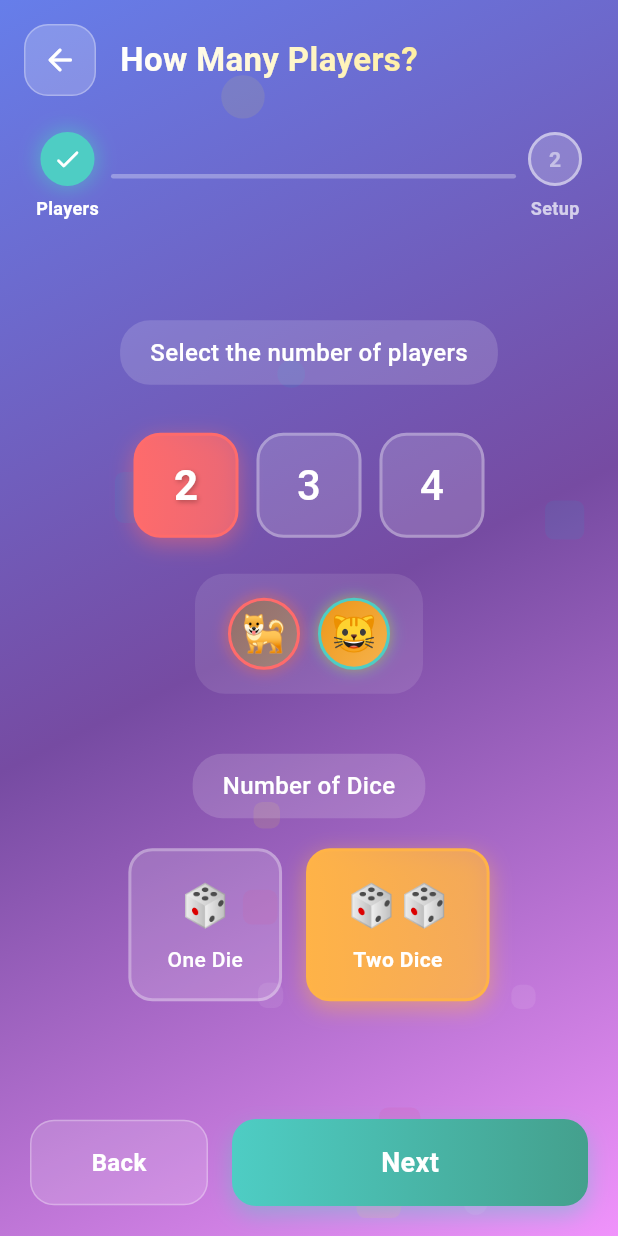
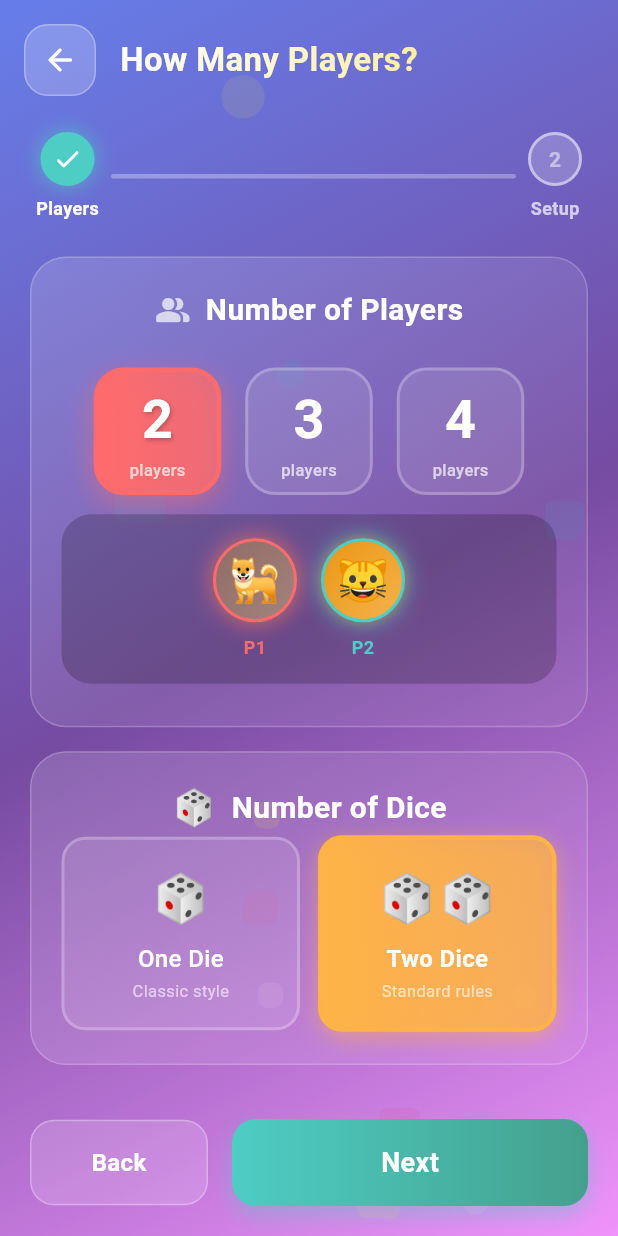
Before and after one commit to TwanstCodess/mm-monopoly, a Flutter app: the screen it shows after launch, after a tap on "New Game", on a phone screen of 412 x 824 dp. Run offline on Flutter 3.47's test engine with Material 3 defaults, Android fonts, the light colour scheme and no system bars; our stand-ins replace audioplayers, image_picker, shared_preferences; Roboto replaces fonts that are missing (Nunito).

Commit message:
redesign: player count screen to fill space better
- Two card sections: Players (top, larger) and Dice (bottom)
- Larger player count buttons (85x85) with 'players' label
- Avatar preview with player labels (P1, P2, etc)
- Dice options as full-width cards with subtitles
- Better vertical distribution using flex

```diff
--- a/lib/screens/game_setup_screen.dart
+++ b/lib/screens/game_setup_screen.dart
@@ -269,22 +269,45 @@ class _GameSetupScreenState extends State<GameSetupScreen> with SingleTickerProv
   }
 
   Widget _buildPlayerCountStep() {
-    return Center(
-      child: SingleChildScrollView(
-        padding: const EdgeInsets.all(24),
+    return Padding(
+      padding: const EdgeInsets.symmetric(horizontal: 20),
       child: Column(
+        children: [
+          const SizedBox(height: 16),
+
+          // Players section - takes most space
+          Expanded(
+            flex: 3,
+            child: Container(
+              width: double.infinity,
+              padding: const EdgeInsets.all(20),
+              decoration: BoxDecoration(
+                gradient: LinearGradient(
+                  begin: Alignment.topLeft,
+                  end: Alignment.bottomRight,
+                  colors: [Colors.white.withOpacity(0.15), Colors.white.withOpacity(0.05)],
+                ),
+                borderRadius: BorderRadius.circular(24),
+                border: Border.all(color: Colors.white.withOpacity(0.2)),
+              ),
+              child: Column(
+                children: [
+                  // Section title
+                  Row(
                     mainAxisAlignment: MainAxisAlignment.center,
                     children: [
-            Container(
-              padding: const EdgeInsets.symmetric(horizontal: 20, vertical: 10),
-              decoration: BoxDecoration(color: Colors.white.withOpacity(0.15), borderRadius: BorderRadius.circular(20)),
-              child: const Text(
-                'Select the number of players',
-                style: TextStyle(color: Colors.white, fontSize: 16, fontWeight: FontWeight.w500),
+                      const Icon(Icons.people_alt_rounded, color: Colors.white70, size: 24),
+                      const SizedBox(width: 10),
+                      const Text(
+                        'Number of Players',
+                        style: TextStyle(color: Colors.white, fontSize: 20, fontWeight: FontWeight.bold),
                       ),
+                    ],
                   ),
-            const SizedBox(height: 32),
-            // Player count selector
+
+                  const SizedBox(height: 24),
+
+                  // Player count buttons - larger
                   Row(
                     mainAxisAlignment: MainAxisAlignment.center,
                     children: List.generate(GameConstants.maxPlayers - 1, (index) {
@@ -293,97 +316,184 @@ class _GameSetupScreenState extends State<GameSetupScreen> with SingleTickerProv
                       final colors = [const Color(0xFFFF6B6B), const Color(0xFF4ECDC4), const Color(0xFFFFE66D)];
                       final color = colors[index % colors.length];
                       return Padding(
-                  padding: const EdgeInsets.symmetric(horizontal: 6),
+                        padding: const EdgeInsets.symmetric(horizontal: 8),
                         child: GestureDetector(
                           onTap: () => _updatePlayerCount(count),
                           child: AnimatedContainer(
                             duration: const Duration(milliseconds: 200),
-                      width: 70,
-                      height: 70,
+                            width: 85,
+                            height: 85,
                             decoration: BoxDecoration(
                               gradient: isSelected ? LinearGradient(colors: [color, color.withOpacity(0.7)]) : null,
-                        color: isSelected ? null : Colors.white.withOpacity(0.15),
-                        borderRadius: BorderRadius.circular(18),
-                        border: Border.all(color: isSelected ? color : Colors.white30, width: 2),
-                        boxShadow: isSelected ? [BoxShadow(color: color.withOpacity(0.5), blurRadius: 12, offset: const Offset(0, 4))] : null,
+                              color: isSelected ? null : Colors.white.withOpacity(0.1),
+                              borderRadius: BorderRadius.circular(20),
+                              border: Border.all(color: isSelected ? color : Colors.white24, width: isSelected ? 3 : 2),
+                              boxShadow: isSelected ? [BoxShadow(color: color.withOpacity(0.5), blurRadius: 16, offset: const Offset(0, 6))] : null,
                             ),
-                      child: Center(
-                        child: Text(
+                            child: Column(
+                              mainAxisAlignment: MainAxisAlignment.center,
+                              children: [
+                                Text(
                                   '$count',
                                   style: TextStyle(
                                     color: Colors.white,
-                            fontSize: 28,
-                            fontWeight: isSelected ? FontWeight.bold : FontWeight.w500,
+                                    fontSize: 36,
+                                    fontWeight: FontWeight.bold,
                                     shadows: isSelected ? [const Shadow(color: Colors.black26, blurRadius: 4, offset: Offset(1, 1))] : null,
                                   ),
                                 ),
+                                Text(
+                                  'players',
+                                  style: TextStyle(
+                                    color: Colors.white.withOpacity(0.7),
+                                    fontSize: 11,
+                                    fontWeight: FontWeight.w500,
+                                  ),
+                                ),
+                              ],
                             ),
                           ),
                         ),
                       );
                     }),
                   ),
-            const SizedBox(height: 24),
-            // Player avatars preview
+
+                  const Spacer(),
+
+                  // Player avatars preview - larger and animated
                   Container(
-              padding: const EdgeInsets.all(16),
-              decoration: BoxDecoration(color: Colors.white.withOpacity(0.1), borderRadius: BorderRadius.circular(20)),
+                    padding: const EdgeInsets.symmetric(horizontal: 24, vertical: 16),
+                    decoration: BoxDecoration(
+                      color: Colors.black.withOpacity(0.2),
+                      borderRadius: BorderRadius.circular(20),
+                    ),
                     child: Row(
-                mainAxisSize: MainAxisSize.min,
+                      mainAxisAlignment: MainAxisAlignment.center,
                       children: List.generate(
                         _playerCount,
                         (index) => Padding(
-                    padding: const EdgeInsets.symmetric(horizontal: 6),
-                    child: Container(
+                          padding: const EdgeInsets.symmetric(horizontal: 8),
+                          child: Column(
+                            mainAxisSize: MainAxisSize.min,
+                            children: [
+                              Container(
                                 decoration: BoxDecoration(
                                   shape: BoxShape.circle,
-                        boxShadow: [BoxShadow(color: _availableColors[index].withOpacity(0.5), blurRadius: 8, spreadRadius: 1)],
+                                  boxShadow: [BoxShadow(color: _availableColors[index].withOpacity(0.6), blurRadius: 12, spreadRadius: 2)],
                                 ),
-                      child: AvatarWidget(avatar: Avatars.forPlayerIndex(index), size: 48, borderColor: _availableColors[index]),
+                                child: AvatarWidget(avatar: Avatars.forPlayerIndex(index), size: 56, borderColor: _availableColors[index]),
+                              ),
+                              const SizedBox(height: 8),
+                              Text(
+                                'P${index + 1}',
+                                style: TextStyle(
+                                  color: _availableColors[index],
+                                  fontSize: 12,
+                                  fontWeight: FontWeight.bold,
+                                ),
+                              ),
+                            ],
                           ),
                         ),
                       ),
                     ),
                   ),
-            const SizedBox(height: 40),
-            // Dice section
-            Container(
-              padding: const EdgeInsets.symmetric(horizontal: 20, vertical: 10),
-              decoration: BoxDecoration(color: Colors.white.withOpacity(0.15), borderRadius: BorderRadius.circular(20)),
-              child: const Text(
-                'Number of Dice',
-                style: TextStyle(color: Colors.white, fontSize: 16, fontWeight: FontWeight.w500),
+
+                  const SizedBox(height: 8),
+                ],
               ),
             ),
-            const SizedBox(height: 20),
-            Row(mainAxisAlignment: MainAxisAlignment.center, children: [_buildDiceOption(1, '🎲', 'One Die', const Color(0xFF95E1D3)), const SizedBox(width: 16), _buildDiceOption(2, '🎲🎲', 'Two Dice', const Color(0xFFFFB347))]),
+          ),
+
+          const SizedBox(height: 16),
+
+          // Dice section - bottom card
+          Expanded(
+            flex: 2,
+            child: Container(
+              width: double.infinity,
+              padding: const EdgeInsets.all(20),
+              decoration: BoxDecoration(
+                gradient: LinearGradient(
+                  begin: Alignment.topLeft,
+                  end: Alignment.bottomRight,
+                  colors: [Colors.white.withOpacity(0.15), Colors.white.withOpacity(0.05)],
+                ),
+                borderRadius: BorderRadius.circular(24),
+                border: Border.all(color: Colors.white.withOpacity(0.2)),
+              ),
+              child: Column(
+                children: [
+                  // Section title
+                  Row(
+                    mainAxisAlignment: MainAxisAlignment.center,
+                    children: [
+                      const Text('🎲', style: TextStyle(fontSize: 24)),
+                      const SizedBox(width: 10),
+                      const Text(
+                        'Number of Dice',
+                        style: TextStyle(color: Colors.white, fontSize: 20, fontWeight: FontWeight.bold),
+                      ),
                     ],
                   ),
+
+                  const Spacer(),
+
+                  // Dice options - side by side, filling width
+                  Row(
+                    children: [
+                      Expanded(child: _buildDiceCard(1, '🎲', 'One Die', 'Classic style', const Color(0xFF95E1D3))),
+                      const SizedBox(width: 12),
+                      Expanded(child: _buildDiceCard(2, '🎲🎲', 'Two Dice', 'Standard rules', const Color(0xFFFFB347))),
+                    ],
+                  ),
+
+                  const Spacer(),
+                ],
+              ),
+            ),
+          ),
+
+          const SizedBox(height: 16),
+        ],
       ),
     );
   }
 
-  Widget _buildDiceOption(int count, String emoji, String label, Color color) {
+  Widget _buildDiceCard(int count, String emoji, String label, String subtitle, Color color) {
     final isSelected = _diceCount == count;
     return GestureDetector(
       onTap: () => setState(() => _diceCount = count),
       child: AnimatedContainer(
         duration: const Duration(milliseconds: 200),
-        padding: const EdgeInsets.symmetric(horizontal: 24, vertical: 16),
+        padding: const EdgeInsets.symmetric(vertical: 16),
         decoration: BoxDecoration(
           gradient: isSelected ? LinearGradient(colors: [color, color.withOpacity(0.7)]) : null,
-          color: isSelected ? null : Colors.white.withOpacity(0.15),
+          color: isSelected ? null : Colors.white.withOpacity(0.1),
           borderRadius: BorderRadius.circular(16),
-          border: Border.all(color: isSelected ? color : Colors.white30, width: 2),
+          border: Border.all(color: isSelected ? color : Colors.white24, width: isSelected ? 3 : 2),
           boxShadow: isSelected ? [BoxShadow(color: color.withOpacity(0.5), blurRadius: 12, offset: const Offset(0, 4))] : null,
         ),
         child: Column(
+          mainAxisAlignment: MainAxisAlignment.center,
           children: [
-            Text(emoji, style: const TextStyle(fontSize: 28)),
+            Text(emoji, style: const TextStyle(fontSize: 32)),
             const SizedBox(height: 6),
             Text(
               label,
-              style: TextStyle(color: Colors.white, fontSize: 14, fontWeight: isSelected ? FontWeight.bold : FontWeight.w500),
+              style: TextStyle(
+                color: Colors.white,
+                fontSize: 16,
+                fontWeight: isSelected ? FontWeight.bold : FontWeight.w500,
+              ),
+            ),
+            const SizedBox(height: 2),
+            Text(
+              subtitle,
+              style: TextStyle(
+                color: Colors.white.withOpacity(0.6),
+                fontSize: 11,
+              ),
             ),
           ],
         ),
```
Lines whose indentation alone changed are shown as unchanged.
